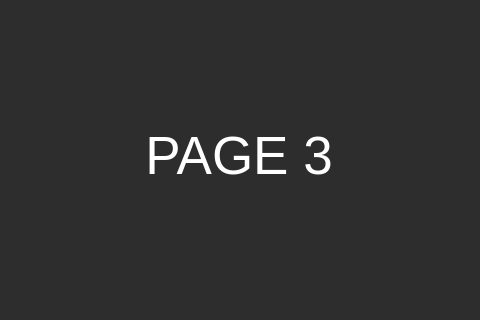
This is ui/ui_main.ui in Mohamab29/ProjectFrac as Qt 5 draws it before an edit; both pictures show x 311 to 791 and y 223 to 543 of the 1000 by 717 pixel window. The edited form follows.
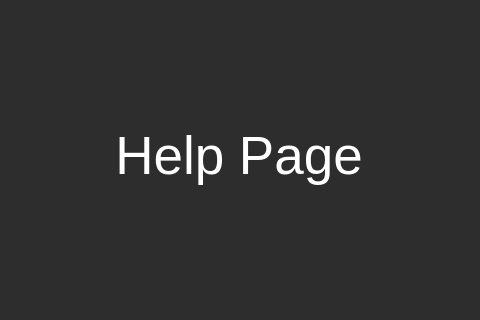
This is the edited form. The open tabs and pages were chosen to show the change.

Diff of the .ui file:
```diff
--- a/ui/ui_main.ui
+++ b/ui/ui_main.ui
@@ -1134,7 +1134,7 @@
                  <string notr="true">color: #FFF;</string>
                 </property>
                 <property name="text">
-                 <string>PAGE 3</string>
+                 <string>Help Page</string>
                 </property>
                 <property name="alignment">
                  <set>Qt::AlignCenter</set>
```
Left out of the diff: 80 changed lines with no effect on the pictures.
